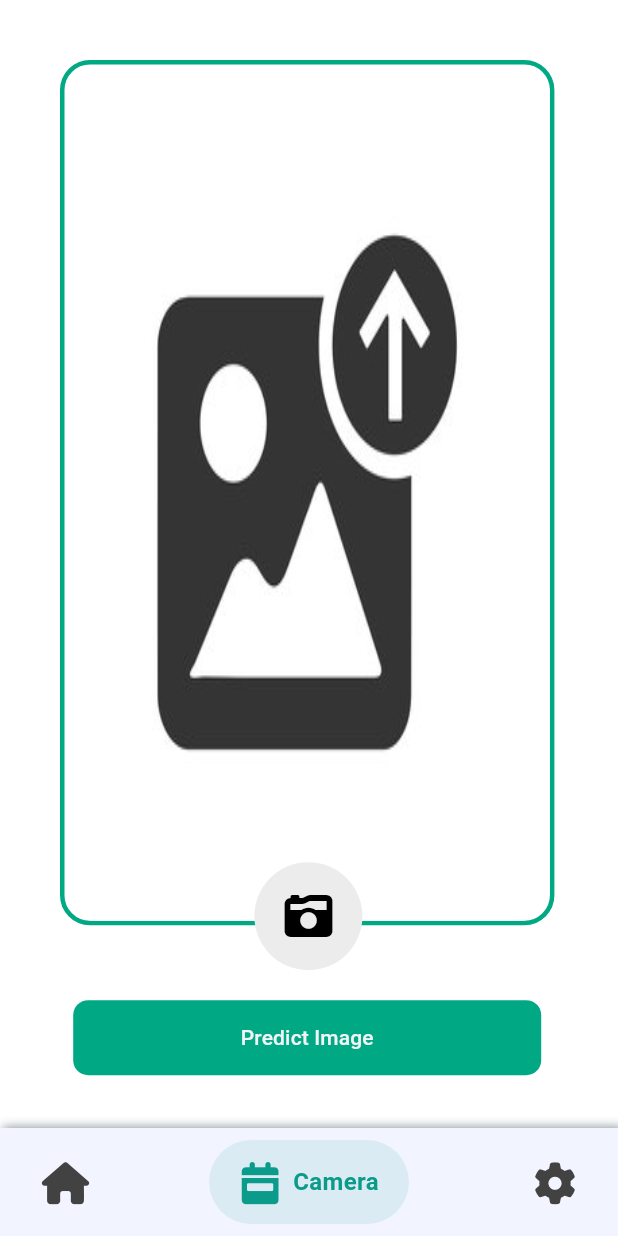
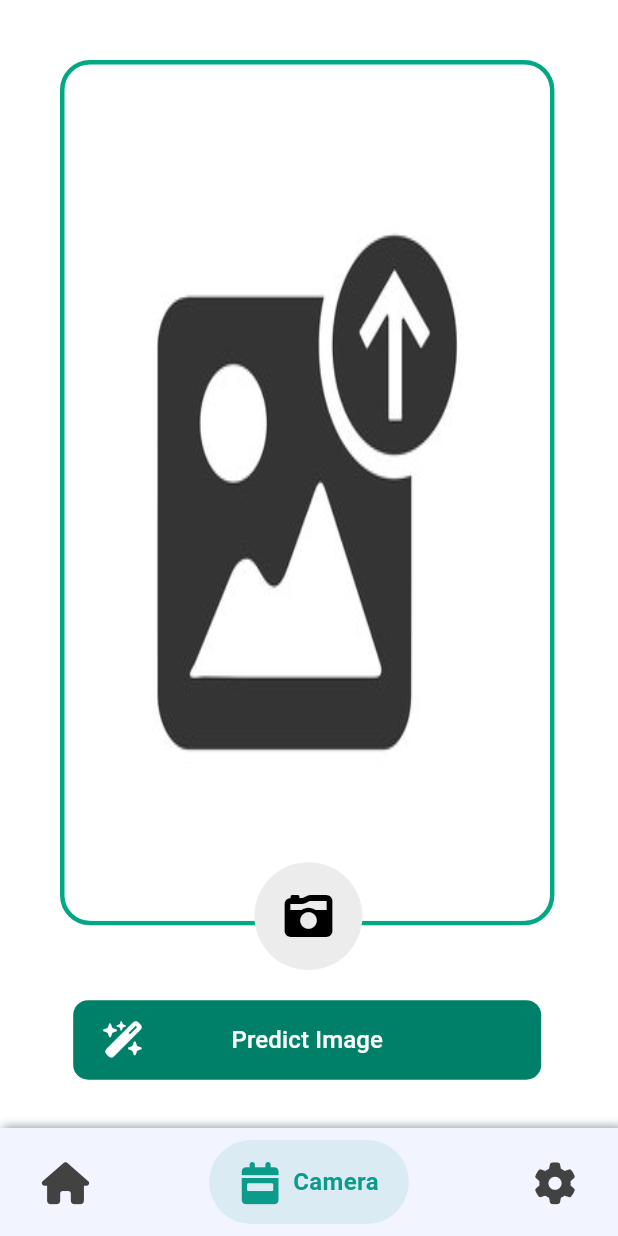
Before and after one commit to QuyXuan/smart-bin, a Flutter app: the screen it shows after launch, item 2 of the bottom bar chosen, on a phone screen of 412 x 824 dp. Run offline on Flutter 3.47's test engine with Material 3 defaults, Android fonts, the phone set to English and light mode, and no system bars; drawn by our look-alikes of google_nav_bar; our stand-ins replace awesome_notifications, dio, flutter_riverpod, font_awesome_flutter, image_picker, popover and 2 more; missing offline and left inert: animated_snack_bar.

```diff
--- a/eco_app/lib/common/widgets/custom_elevated_button.dart
+++ b/eco_app/lib/common/widgets/custom_elevated_button.dart
@@ -1,26 +1,21 @@
-import 'package:eco_app/common/utils/common_colors.dart';
+import 'package:eco_app/common/widgets/custom_text_style.dart';
 import 'package:flutter/material.dart';
+import 'package:font_awesome_flutter/font_awesome_flutter.dart';
 
 class CustomElevatedButton extends StatelessWidget {
   final double? buttonWidth;
   final VoidCallback onPressed;
   final String text;
   final bool isEnable;
-  final String? image;
-  final Color? backgroundColor;
-  final ButtonStyle? buttonStyle;
-  final TextStyle? textStyle;
+  final FaIcon? icon;
 
   const CustomElevatedButton({
     super.key,
     this.buttonWidth,
     required this.onPressed,
     required this.text,
-    this.image,
-    this.backgroundColor,
-    this.buttonStyle,
-    this.textStyle,
     this.isEnable = true,
+    this.icon,
   });
 
   @override
@@ -32,30 +27,21 @@ class CustomElevatedButton extends StatelessWidget {
           width: buttonWidth ?? MediaQuery.of(context).size.width - 100,
           child: ElevatedButton(
             onPressed: isEnable ? onPressed : null,
-            style: buttonStyle ??
-                ElevatedButton.styleFrom(
-                  backgroundColor: isEnable
-                      ? backgroundColor ?? CommonColors.greenDark
-                      : Colors.grey,
-                  disabledForegroundColor: Colors.grey.withOpacity(0.5),
-                  disabledBackgroundColor: Colors.grey.withOpacity(0.5),
-                  shape: RoundedRectangleBorder(
-                    borderRadius: BorderRadius.circular(10),
-                  ),
-                ),
+            style: ElevatedButton.styleFrom(
+              shape: RoundedRectangleBorder(
+                borderRadius: BorderRadius.circular(10),
+              ),
+            ),
             child: Padding(
               padding: const EdgeInsets.all(15.0),
-              child: Text(
-                text,
-                style: textStyle,
-              ),
+              child: ContentText(text, color: Colors.white),
             ),
           ),
         ),
-        if (image != null && image!.isNotEmpty)
+        if (icon != null)
           Positioned(
             top: 0,
-            left: 0,
+            left: 10,
             right: 0,
             bottom: 0,
             child: GestureDetector(
@@ -63,17 +49,9 @@ class CustomElevatedButton extends StatelessWidget {
               child: Container(
                 alignment: Alignment.centerLeft,
                 height: 42,
-                decoration: BoxDecoration(
-                  border: Border.all(
-                    width: 6,
-                    color: backgroundColor!,
-                  ),
-                  borderRadius: BorderRadius.circular(10),
-                ),
-                child: Image.asset(
-                  image!,
-                  fit: BoxFit.cover,
-                  height: 42,
+                child: Padding(
+                  padding: const EdgeInsets.all(10.0),
+                  child: icon,
                 ),
               ),
             ),
--- a/eco_app/pubspec.yaml
+++ b/eco_app/pubspec.yaml
@@ -37,7 +37,6 @@ dependencies:
   crypto: ^3.0.3
   shared_preferences: ^2.2.2
   uuid: ^4.3.3
-  flutter_native_splash: ^2.3.9
   animated_snack_bar: ^0.4.0
   dio: ^5.4.0
   flutter_riverpod: ^2.4.9
@@ -46,10 +45,8 @@ dependencies:
   font_awesome_flutter: ^10.7.0
   shimmer: ^3.0.0
   popover: ^0.3.0
-  image_picker: ^1.0.7
   photo_manager: ^3.0.0
-  tflite_flutter: ^0.10.4
-  image: ^4.1.7
+  image_picker: ^0.8.9
 
 dev_dependencies:
   flutter_test:
@@ -76,6 +73,7 @@ flutter:
   assets:
     - assets/images/
     - assets/ai_models/
+    - assets/labels/
   #   - images/a_dot_ham.jpeg
 
   # An image asset can refer to one or more resolution-specific "variants", see
```
Also changed, not shown: eco_app/lib/common/features/camera_page/camera_page.dart (+120 -95 lines), eco_app/lib/common/features/camera_page/pages/image_picker_page.dart (deleted, +0 -136 lines), eco_app/lib/common/services/api_service.dart (+24 -21 lines), eco_app/lib/common/services/dio_interceptor.dart (added, +10 -0 lines), eco_app/pubspec.lock, 3 other files.
